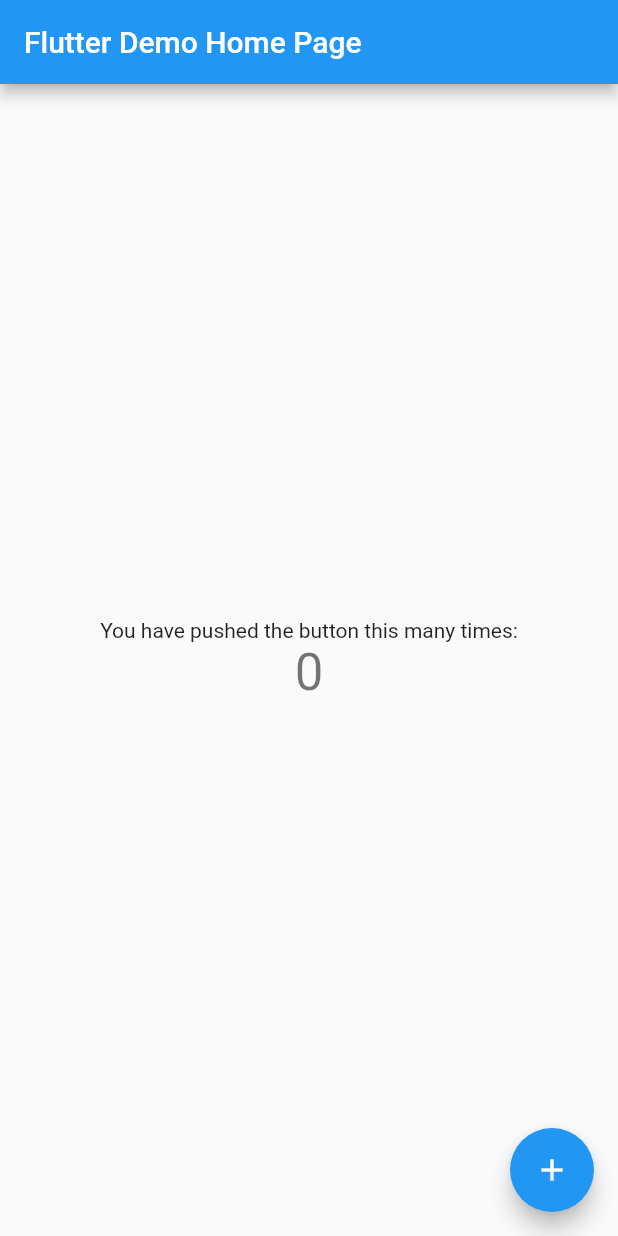
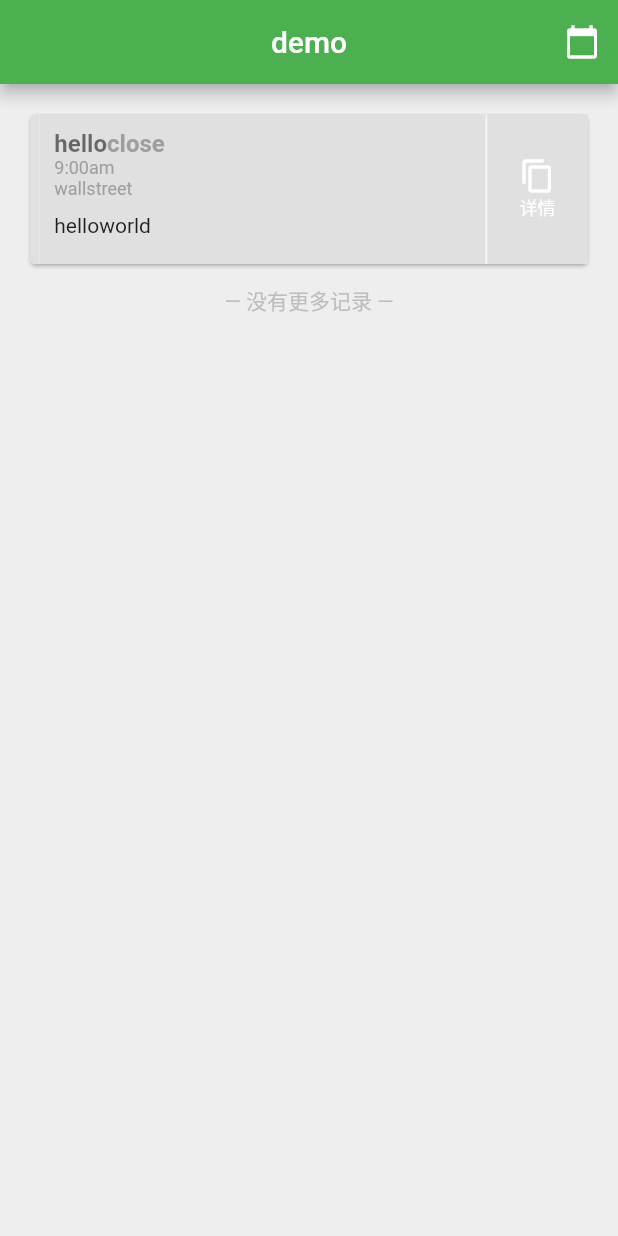
Before and after one commit to chenkowong/dailylist, a Flutter app: the screen it shows after launch, on a phone screen of 412 x 824 dp. Run offline on Flutter 3.47's test engine with Material 2 defaults, Android fonts, the phone set to English and light mode, and no system bars.

Commit message:
update dailylist

```diff
--- /dev/null
+++ b/lib/dailylist/dailylist.dart
@@ -0,0 +1,136 @@
+import 'package:flutter/material.dart';
+
+class Dailylist extends StatefulWidget {
+  //?Dailylist({Key key}) : super(key: key);不能出现
+  // Dailylist({Key key}) : super(key: key);
+
+
+  //!定义Dailylist的属性
+  String title;
+  String state;
+  String date;
+  String time;
+  String location;
+  String details;
+
+  //!要求引用Dailylist方法时必须出现属性
+  Dailylist(
+    {@required this.title,
+    this.state,
+    this.date,
+    this.time,
+    this.location,
+    this.details});
+
+  @override
+  _DailylistState createState() => _DailylistState();
+}
+
+class _DailylistState extends State<Dailylist> {
+  String title;
+  String state;
+  String date;
+  String time;
+  String location;
+  String details;
+
+  @override
+  void initState() {
+    //?
+    super.initState();
+
+    title = widget.title;
+    state = widget.state;
+    date = widget.date;
+    time = widget.time;
+    location = widget.location;
+    details = widget.details;
+  }
+
+  @override
+  Widget build(BuildContext context,) {
+    return _dailylistTemplate('hello');
+  }
+
+  Widget _dailylistTemplate(String title) {
+    return Card(
+      margin: EdgeInsets.only(bottom:14),
+      child: new Row(
+        children: <Widget>[
+          Expanded(
+            child: new Container(
+              height: 100,
+              decoration: new BoxDecoration(
+                // 已结束颜色
+                color:Colors.grey[300],
+                borderRadius: BorderRadius.only(
+                  topLeft: Radius.circular(3.0),
+                  bottomLeft: Radius.circular(3.0)
+                )
+              ),
+            ),
+            flex: 1,
+          ),
+          Expanded(
+            child: new Container(
+              height: 100,
+              padding: EdgeInsets.all(10),
+              decoration: new BoxDecoration(
+                color: Colors.grey[300]
+              ),
+              child: new Column(
+                crossAxisAlignment: CrossAxisAlignment.start,
+                children: <Widget>[
+                  Row(
+                    children: <Widget>[
+                      // 已结束颜色
+                      // Text('马拉松(1000人)',style:TextStyle(fontSize:16,fontWeight:FontWeight.bold,color:Colors.black54)),
+                      Text(title,style:TextStyle(fontSize:16,fontWeight:FontWeight.bold,color:Colors.black54)),
+                      Text(state,style:TextStyle(fontSize:16,fontWeight:FontWeight.bold,color:Colors.grey))
+                    ],
+                  ),
+                  Text(time,style:TextStyle(fontSize:12,color:Colors.grey)),
+                  Text(location,style:TextStyle(fontSize:12,color:Colors.grey)),
+                  SizedBox(height: 9),
+                  Row(
+                    children: <Widget>[
+                      Text(details)
+                      // Text('安保公司 - 4家 | 保安 - 80人',style:TextStyle(fontSize:12,color:Colors.black54,fontWeight: FontWeight.bold)),
+                      // Text('(签到 50 人)',style:TextStyle(fontSize:12,color:Colors.black54,fontWeight: FontWeight.bold))
+                    ],
+                  )
+                ],
+              )
+            ),
+            flex: 48,
+          ),
+          Expanded(
+            child: new Container(
+              height: 100,
+              decoration: new BoxDecoration(
+                // 已结束颜色
+                color: Colors.grey[300],
+                border: Border(left: BorderSide(color: Colors.white70))
+              ),
+              child: new FlatButton(
+                onPressed: () {
+                  // _openActivityItem(context);
+                },
+                child: Column(
+                  mainAxisAlignment: MainAxisAlignment.center,
+                  children: <Widget>[
+                    // 已结束颜色
+                    new Icon(Icons.content_copy,color:Colors.white),
+                    new Text('详情',style: TextStyle(fontSize:12,color:Colors.white))
+                  ],
+
+                )
+              )
+            ),
+            flex: 11
+          )
+        ],
+      )
+    );
+  }
+}
--- a/lib/main.dart
+++ b/lib/main.dart
@@ -1,4 +1,5 @@
 import 'package:flutter/material.dart';
+import './myhome_page.dart';
 
 void main() => runApp(MyApp());
 
@@ -7,105 +8,10 @@ class MyApp extends StatelessWidget {
   @override
   Widget build(BuildContext context) {
     return MaterialApp(
-      title: 'Flutter Demo',
       theme: ThemeData(
-        // This is the theme of your application.
-        //
-        // Try running your application with "flutter run". You'll see the
-        // application has a blue toolbar. Then, without quitting the app, try
-        // changing the primarySwatch below to Colors.green and then invoke
-        // "hot reload" (press "r" in the console where you ran "flutter run",
-        // or simply save your changes to "hot reload" in a Flutter IDE).
-        // Notice that the counter didn't reset back to zero; the application
-        // is not restarted.
-        primarySwatch: Colors.blue,
+        primarySwatch: Colors.green,
       ),
-      home: MyHomePage(title: 'Flutter Demo Home Page'),
+      home: MyHomePage()
     );
   }
 }
-
-class MyHomePage extends StatefulWidget {
-  MyHomePage({Key key, this.title}) : super(key: key);
-
-  // This widget is the home page of your application. It is stateful, meaning
-  // that it has a State object (defined below) that contains fields that affect
-  // how it looks.
-
-  // This class is the configuration for the state. It holds the values (in this
-  // case the title) provided by the parent (in this case the App widget) and
-  // used by the build method of the State. Fields in a Widget subclass are
-  // always marked "final".
-
-  final String title;
-
-  @override
-  _MyHomePageState createState() => _MyHomePageState();
-}
-
-class _MyHomePageState extends State<MyHomePage> {
-  int _counter = 0;
-
-  void _incrementCounter() {
-    setState(() {
-      // This call to setState tells the Flutter framework that something has
-      // changed in this State, which causes it to rerun the build method below
-      // so that the display can reflect the updated values. If we changed
-      // _counter without calling setState(), then the build method would not be
-      // called again, and so nothing would appear to happen.
-      _counter++;
-    });
-  }
-
-  @override
-  Widget build(BuildContext context) {
-    // This method is rerun every time setState is called, for instance as done
-    // by the _incrementCounter method above.
-    //
-    // The Flutter framework has been optimized to make rerunning build methods
-    // fast, so that you can just rebuild anything that needs updating rather
-    // than having to individually change instances of widgets.
-    return Scaffold(
-      appBar: AppBar(
-        // Here we take the value from the MyHomePage object that was created by
-        // the App.build method, and use it to set our appbar title.
-        title: Text(widget.title),
-      ),
-      body: Center(
-        // Center is a layout widget. It takes a single child and positions it
-        // in the middle of the parent.
-        child: Column(
-          // Column is also layout widget. It takes a list of children and
-          // arranges them vertically. By default, it sizes itself to fit its
-          // children horizontally, and tries to be as tall as its parent.
-          //
-          // Invoke "debug painting" (press "p" in the console, choose the
-          // "Toggle Debug Paint" action from the Flutter Inspector in Android
-          // Studio, or the "Toggle Debug Paint" command in Visual Studio Code)
-          // to see the wireframe for each widget.
-          //
-          // Column has various properties to control how it sizes itself and
-          // how it positions its children. Here we use mainAxisAlignment to
-          // center the children vertically; the main axis here is the vertical
-          // axis because Columns are vertical (the cross axis would be
-          // horizontal).
-          mainAxisAlignment: MainAxisAlignment.center,
-          children: <Widget>[
-            Text(
-              'You have pushed the button this many times:',
-            ),
-            Text(
-              '$_counter',
-              style: Theme.of(context).textTheme.display1,
-            ),
-          ],
-        ),
-      ),
-      floatingActionButton: FloatingActionButton(
-        onPressed: _incrementCounter,
-        tooltip: 'Increment',
-        child: Icon(Icons.add),
-      ), // This trailing comma makes auto-formatting nicer for build methods.
-    );
-  }
-}
--- /dev/null
+++ b/lib/myhome_page.dart
@@ -0,0 +1,111 @@
+import 'package:flutter/material.dart';
+// import 'package:flutter_custom_calendar/flutter_custom_calendar.dart';
+import './dailylist/dailylist.dart';
+
+
+class MyHomePage extends StatefulWidget {
+  // *调用父级构造函数
+  MyHomePage({Key key}) : super(key: key);
+
+  @override
+  State<StatefulWidget> createState() => MyHomePageState();
+}
+
+class MyHomePageState extends State<StatefulWidget> {
+  // String currentDate;
+
+  @override
+  // ? 初始化currentDate的日期，在日历中选择时间后调用setState方法
+  // void initState() {
+  //   currentDate = "${DateTime.now().month}月${DateTime.now().day}日";
+  // }
+
+  @override
+  Widget build(BuildContext context) {
+    return Scaffold(
+      appBar: AppBar(
+        title: Text('demo'),
+        centerTitle: true,
+        actions: <Widget>[
+          IconButton(
+            icon: Icon(Icons.calendar_today),
+            tooltip: '选择日期',
+            onPressed: () {
+              // _updateTitleDate(context);
+            }
+          )
+        ],
+      ),
+      body: new SingleChildScrollView(
+        child: new Container(
+          padding: EdgeInsets.all(20),
+          height: 1000,
+          color: Colors.grey[200],
+          child: new Column(
+            children: <Widget>[
+              Dailylist(
+                title: 'aaaaaa',
+                state: 'close',
+                date: 'ddd',
+                time: '9:00am',
+                location: 'wallstreet',
+                details: 'helloworld'
+              ),
+              Column(
+                children: <Widget>[
+                  Text(' — 没有更多记录 — ', style:TextStyle(color:Colors.grey[400]))
+                ],
+              )
+            ],
+          )
+        )
+      )
+    );
+  }
+  // 跳转日历页面选择日期并返回数据
+  // _updateTitleDate(BuildContext context) async {
+  //   // 定义数据返回结果
+  //   var result = await Navigator.push(
+  //     context,
+  //     new MaterialPageRoute(builder: (context) => new CalendarScreen())
+  //   );
+  //   /**
+  //    * result -> DateModel  2019\08\05
+  //    * DateModel {
+  //    *    year: 2019
+  //    *    month: 8
+  //    *    day: 5
+  //    * }
+  //    *
+  //    * Scaffold.of(context).showSnackBar(
+  //    *    new SnackBar(content: new Text('$result'))
+  //    * );
+  //    */
+  //   if (result == null) {
+  //     Scaffold.of(context).showSnackBar(
+  //       new SnackBar(content: new Text("无数据变更"))
+  //     );
+  //     return;
+  //   }
+  //   var newYear = result.year;
+  //   var newMonth = result.month;
+  //   var newDay = result.day;
+  //   // ! 数据接口
+  //   Scaffold.of(context).showSnackBar(
+  //     new SnackBar(content: new Text("数据接口：$newYear-$newMonth-$newDay"))
+  //   );
+  //   // 修改title的日期
+  //   Scaffold.of(context).setState((){
+  //     currentDate = "$newMonth月$newDay日";
+  //   });
+  // }
+
+  // 点击活动详情事件
+  // _openActivityItem (BuildContext context) {
+  //   Navigator.push(
+  //     context,
+  //     new MaterialPageRoute(builder: (context) => new ActivityDetail())
+  //   );
+  // }
+
+}
```
Also changed, not shown: lib/flutter_dailylist.dart (added), 1 other file.
